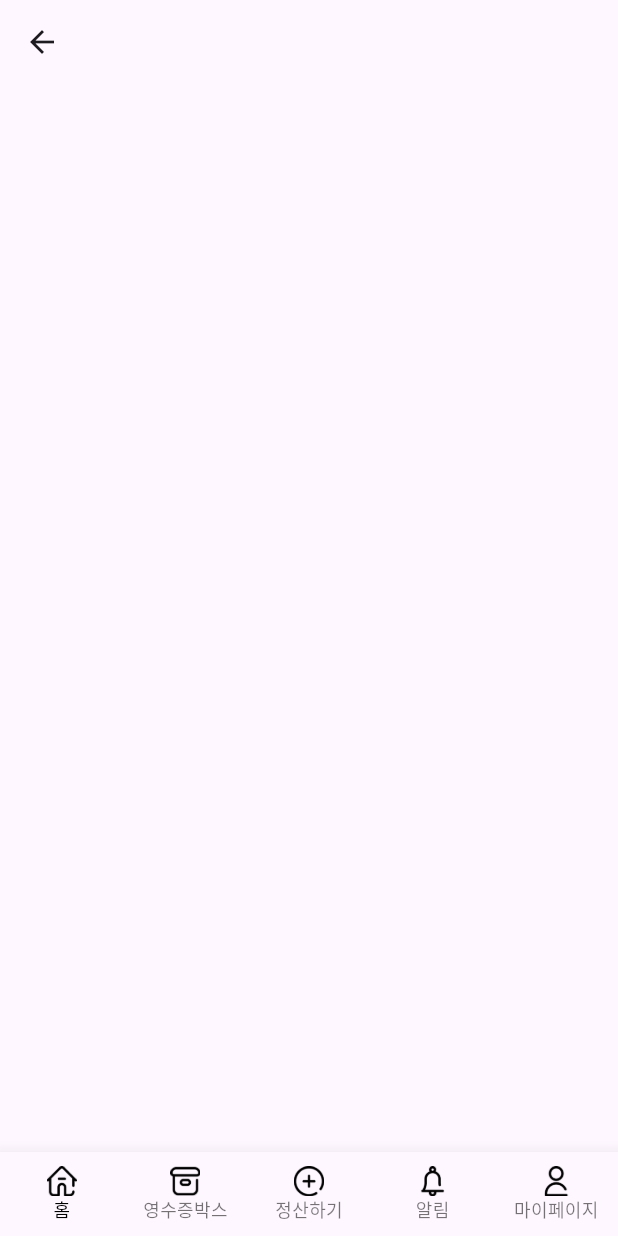
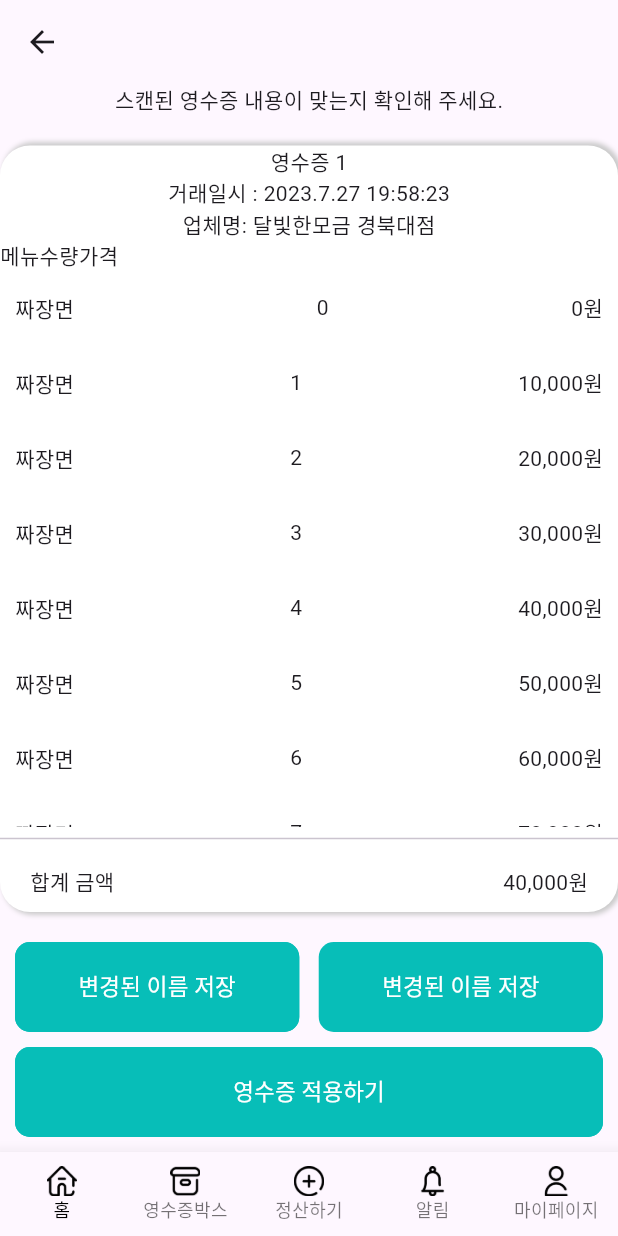
Before and after one commit to UmWooNeAh/GroupSettlement2, a Flutter app: the EditReceiptPage screen opened by its route, on a phone screen of 412 x 824 dp. Run offline on Flutter 3.47's test engine with Material 2 defaults, Android fonts, the phone set to English and light mode, and no system bars; our stand-ins replace cloud_firestore, firebase_core, firebase_messaging, flutter_inset_box_shadow, flutter_local_notifications, flutter_riverpod and 4 more; missing offline and left inert: kakao_flutter_sdk, kakao_flutter_sdk_user, wolt_modal_sheet; accounts and stored records are empty; project files that could hold a hidden picture were left out.

Commit message:
Feat: Edit_Receipt
Edit_Receipt화면 프로토타입

```diff
--- a/lib/main.dart
+++ b/lib/main.dart
@@ -103,7 +103,7 @@ final GoRouter _router = GoRouter(
         GoRoute(
             path: 'settlementDetailPage',
             builder: (context, state) {
-              return const SettlementDetailPageSender();
+              return const SettlementDetailPageSettlementer();
             }),
         GoRoute(
             path: 'CreateNewSettlementPage',
--- a/lib/view/edit_receipt.dart
+++ b/lib/view/edit_receipt.dart
@@ -1,5 +1,6 @@
 import 'package:flutter/material.dart';
 import 'package:flutter_riverpod/flutter_riverpod.dart';
+import 'package:groupsettlement2/design_element.dart';
 import 'package:groupsettlement2/view/shared_basic_widget.dart';
 
 class EditReceiptPage extends ConsumerStatefulWidget {
@@ -12,9 +13,166 @@ class EditReceiptPage extends ConsumerStatefulWidget {
 class _EditReceiptState extends ConsumerState<EditReceiptPage> {
   @override
   Widget build(BuildContext context) {
+    Size size = MediaQuery.of(context).size;
     return Scaffold(
       appBar: AppBar(),
-      body: const Column(),
+      body: Column(
+        children: [
+          const Text.rich(
+            TextSpan(
+              children: [
+                TextSpan(
+                  text: "스캔된 영수증 ",
+                ),
+                TextSpan(text: "내용이 맞는지 "),
+                TextSpan(text: "확인"),
+                TextSpan(text: "해 주세요."),
+              ],
+            ),
+          ),
+          Expanded(
+            child: Container(
+              margin: const EdgeInsets.symmetric(vertical: 20),
+              decoration: BoxDecoration(
+                color: Colors.white,
+                boxShadow: const [
+                  BoxShadow(
+                    color: Color(0xFFCCCCCC),
+                    blurRadius: 2,
+                    offset: Offset(2, 2),
+                  ),
+                  BoxShadow(
+                    color: Color(0xFFCCCCCC),
+                    blurRadius: 2,
+                    offset: Offset(2, -2),
+                  ),
+                ],
+                borderRadius: BorderRadius.circular(20),
+              ),
+              child: Column(
+                children: [
+                  const Text("영수증 1"),
+                  const Text("거래일시 : ${2023}.${7}.${27} ${"19:58:23"}"),
+                  const Text("업체명: 달빛한모금 경북대점"),
+                  const Row(
+                    children: [
+                      Text("메뉴"),
+                      Text("수량"),
+                      Text("가격"),
+                    ],
+                  ),
+                  Expanded(
+                    child: SingleChildScrollView(
+                      child: Column(
+                        children: List.generate(
+                          10,
+                          (index) {
+                            return Container(
+                              margin: const EdgeInsets.all(10),
+                              height: 30,
+                              child: Row(
+                                mainAxisAlignment:
+                                    MainAxisAlignment.spaceBetween,
+                                children: [
+                                  const Text("짜장면"),
+                                  Text("$index"),
+                                  Text(
+                                    "${priceToString.format(index * 10000)}원",
+                                  ),
+                                ],
+                              ),
+                            );
+                          },
+                        ),
+                      ),
+                    ),
+                  ),
+                  const Divider(),
+                  Padding(
+                    padding: const EdgeInsets.symmetric(
+                        horizontal: 20.0, vertical: 10),
+                    child: Row(
+                      mainAxisAlignment: MainAxisAlignment.spaceBetween,
+                      children: [
+                        const Text("합계 금액"),
+                        Text("${priceToString.format(40000)}원"),
+                      ],
+                    ),
+                  ),
+                ],
+              ),
+            ),
+          ),
+          Row(
+            mainAxisAlignment: MainAxisAlignment.spaceBetween,
+            children: [
+              Container(
+                margin: const EdgeInsets.only(left: 10),
+                width: size.width * 0.46,
+                height: 60,
+                child: OutlinedButton(
+                  onPressed: () {},
+                  style: OutlinedButton.styleFrom(
+                    backgroundColor: color2,
+                    side: const BorderSide(
+                      color: color2,
+                    ),
+                    shape: RoundedRectangleBorder(
+                      borderRadius: BorderRadius.circular(10),
+                    ),
+                  ),
+                  child: const Text(
+                    "변경된 이름 저장",
+                    style: TextStyle(fontSize: 15, color: Colors.white),
+                  ),
+                ),
+              ),
+              Container(
+                margin: const EdgeInsets.only(right: 10),
+                width: size.width * 0.46,
+                height: 60,
+                child: OutlinedButton(
+                  onPressed: () {},
+                  style: OutlinedButton.styleFrom(
+                    backgroundColor: color2,
+                    side: const BorderSide(
+                      color: Colors.transparent,
+                    ),
+                    shape: RoundedRectangleBorder(
+                      borderRadius: BorderRadius.circular(10),
+                    ),
+                  ),
+                  child: const Text(
+                    "변경된 이름 저장",
+                    style: TextStyle(fontSize: 15, color: Colors.white),
+                  ),
+                ),
+              ),
+            ],
+          ),
+          Container(
+            width: size.width,
+            height: 60,
+            margin: const EdgeInsets.all(10),
+            child: OutlinedButton(
+              onPressed: () {},
+              style: OutlinedButton.styleFrom(
+                backgroundColor: color2,
+                side: const BorderSide(
+                  color: color2,
+                ),
+                shape: RoundedRectangleBorder(
+                  borderRadius: BorderRadius.circular(10),
+                ),
+              ),
+              child: const Text(
+                "영수증 적용하기",
+                style: TextStyle(fontSize: 15, color: Colors.white),
+              ),
+            ),
+          ),
+        ],
+      ),
       bottomNavigationBar: const CustomBottomNavigationBar(
         index: 0,
         isIn: false,
--- a/lib/view/settlement_detail_page_sender.dart
+++ b/lib/view/settlement_detail_page_sender.dart
@@ -463,13 +463,13 @@ class _SettlementDetailPageSenderState
                 boxShadow: const [
                   BoxShadow(
                     inset: true,
-                    color: Color(0xffccccccc),
+                    color: Color(0xffcccccc),
                     blurRadius: 2,
                     offset: Offset(2, 2),
                   ),
                   BoxShadow(
                     inset: true,
-                    color: Color(0xffccccccc),
+                    color: Color(0xffcccccc),
                     blurRadius: 2,
                     offset: Offset(2, -2),
                   ),
--- a/lib/view/settlement_page.dart
+++ b/lib/view/settlement_page.dart
@@ -27,6 +27,14 @@ class Informations {
     "그룹원9",
     "그룹원10",
     "그룹원11",
+    "그룹원12",
+    "그룹원13",
+    "그룹원14",
+    "그룹원15",
+    "그룹원16",
+    "그룹원17",
+    "그룹원18",
+    "그룹원19",
   ];
   List<bool> receiptSelected = [false, false, false];
   Informations();
@@ -902,6 +910,9 @@ class SettlementPageGroupUser extends ConsumerWidget {
   Widget build(BuildContext context, WidgetRef ref) {
     return GestureDetector(
       child: LongPressDraggable(
+        delay: const Duration(
+          milliseconds: 300,
+        ),
         data: 1,
         childWhenDragging: Column(
           children: [
```
